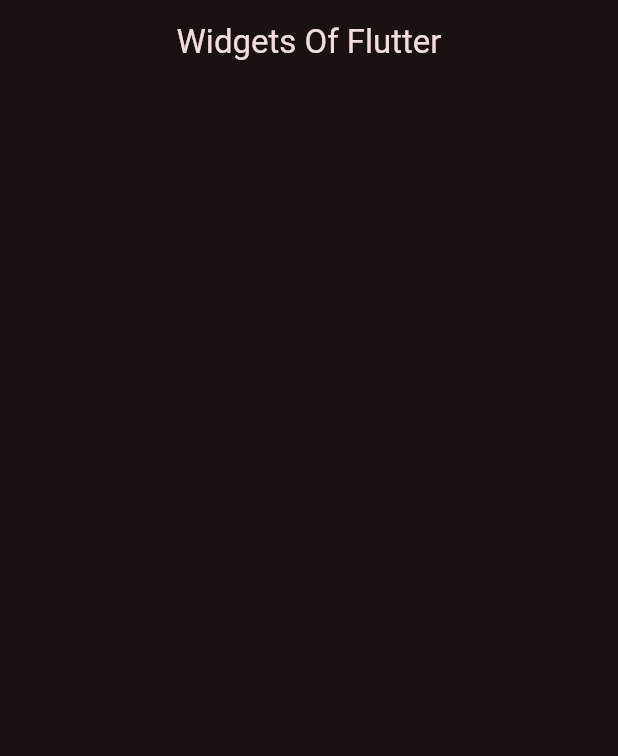
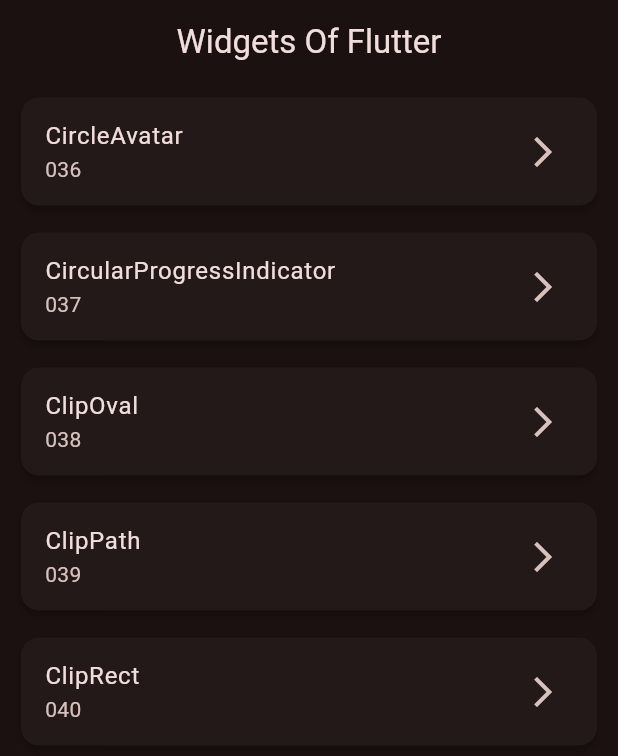
Before and after one commit to marioflutterdev/flutter_widgets, a Flutter app: the screen it shows after launch, on a phone screen of 412 x 824 dp. Shown: the top 756 px of the screen. Run offline on Flutter 3.47's test engine with Material 3 defaults, Android fonts, the phone set to English and light mode, and no system bars; our stand-ins replace go_router.

Commit message:
FT: Add new widget  36-40 and update routing configuration

```diff
--- a/lib/config/router/app_router.dart
+++ b/lib/config/router/app_router.dart
@@ -152,5 +152,25 @@ final GoRouter router = GoRouter(
       path: '/choicechip',
       builder: (_, __) => Widget035(),
     ),
+    GoRoute(
+      path: '/circleAvatar',
+      builder: (_, __) => Widget036(),
+    ),
+    GoRoute(
+      path: '/circularprogressindicator',
+      builder: (_, __) => Widget037(),
+    ),
+    GoRoute(
+      path: '/clipoval',
+      builder: (_, __) => Widget038(),
+    ),
+    GoRoute(
+      path: '/clippath',
+      builder: (_, __) => Widget039(),
+    ),
+    GoRoute(
+      path: '/cliprect',
+      builder: (_, __) => Widget040(),
+    ),
   ],
 );
--- a/lib/domain/entites/widget_flutter.dart
+++ b/lib/domain/entites/widget_flutter.dart
@@ -185,8 +185,34 @@ final List<WidgetFlutter> widgetFlutter = [
   ),
   WidgetFlutter(
     title: 'ChoiceChip',
-    type: '036',
+    type: '035',
     route: '/choicechip',
   ),
   */
+  WidgetFlutter(
+    title: 'CircleAvatar',
+    type: '036',
+    route: '/circleavatar',
+  ),
+  WidgetFlutter(
+    title: 'CircularProgressIndicator',
+    type: '037',
+    route: '/circularprogressindicator',
+  ),
+  WidgetFlutter(
+    title: 'ClipOval',
+    type: '038',
+    route: '/clipoval',
+  ),
+  WidgetFlutter(
+    title: 'ClipPath',
+    type: '039',
+    route: '/clippath',
+  ),
+  WidgetFlutter(
+    title: 'ClipRect',
+    type: '040',
+    route: '/cliprect',
+  ),
+
 ];
```
Also changed, not shown: lib/presentation/screens/widgets/widgets 21 to 40/widget_036.dart (+12 -1 lines), lib/presentation/screens/widgets/widgets 21 to 40/widget_037.dart (+13 -1 lines), lib/presentation/screens/widgets/widgets 21 to 40/widget_038.dart (+29 -1 lines), lib/presentation/screens/widgets/widgets 21 to 40/widget_039.dart (+36 -1 lines), lib/presentation/screens/widgets/widgets 21 to 40/widget_040.dart (+25 -1 lines).
